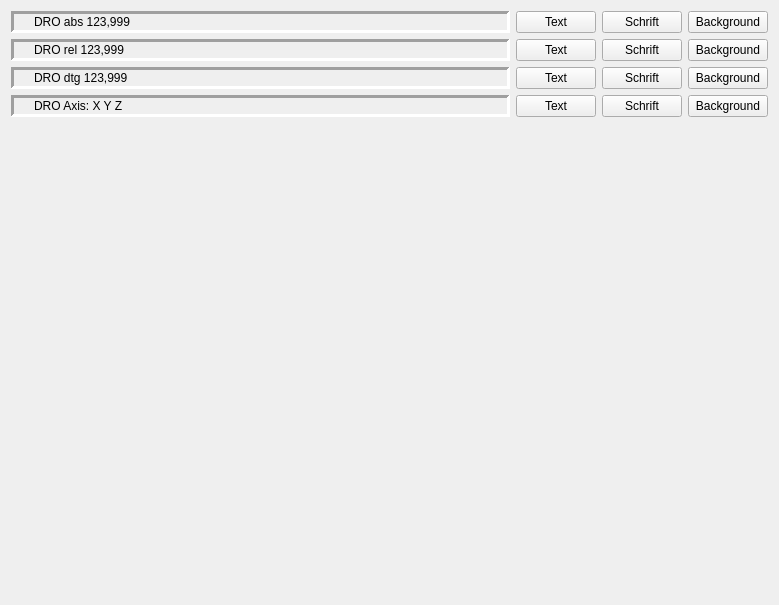
Before: the Qt Designer form src/UI/Settings.ui in DjangoReinhard/FalconView, drawn with Qt 5.
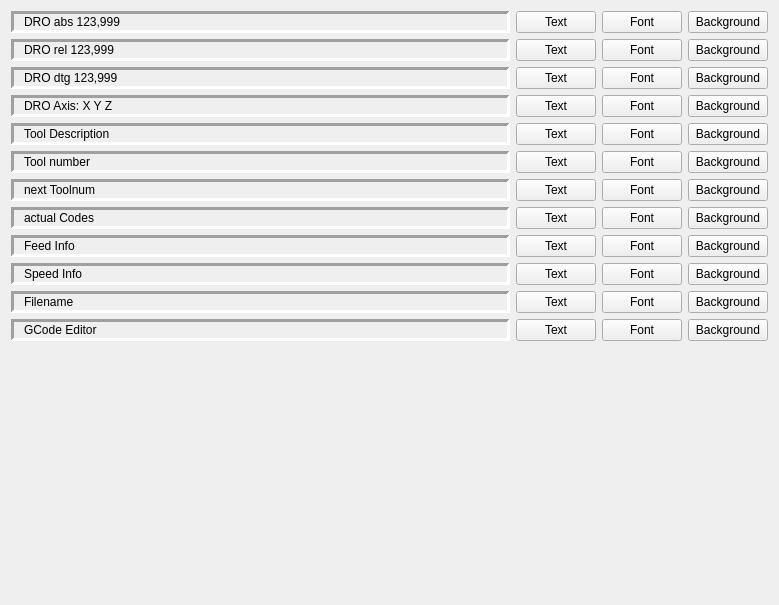
After: the same form once the commit is applied.

Commit message: worked on settings widget

Patch:
```diff
--- a/src/UI/Settings.ui
+++ b/src/UI/Settings.ui
@@ -14,22 +14,9 @@
    <string>Frame</string>
   </property>
   <layout class="QGridLayout" name="gridLayout">
-   <item row="2" column="1">
-    <widget class="QPushButton" name="fgColDroDtg">
+   <item row="9" column="0">
+    <widget class="QLabel" name="speedPreview">
      <property name="sizePolicy">
-      <sizepolicy hsizetype="Minimum" vsizetype="Minimum">
-       <horstretch>0</horstretch>
-       <verstretch>0</verstretch>
-      </sizepolicy>
-     </property>
-     <property name="text">
-      <string>Text</string>
-     </property>
-    </widget>
-   </item>
-   <item row="0" column="0">
-    <widget class="QLabel" name="droAbsPreview">
-     <property name="sizePolicy">
       <sizepolicy hsizetype="MinimumExpanding" vsizetype="Preferred">
        <horstretch>0</horstretch>
        <verstretch>0</verstretch>
@@ -45,117 +32,14 @@
       <number>3</number>
      </property>
      <property name="text">
-      <string>DRO abs 123,999</string>
+      <string>Speed Info</string>
      </property>
-     <property name="alignment">
-      <set>Qt::AlignLeading|Qt::AlignLeft|Qt::AlignVCenter</set>
-     </property>
      <property name="indent">
-      <number>20</number>
+      <number>10</number>
      </property>
     </widget>
    </item>
-   <item row="0" column="3">
-    <widget class="QPushButton" name="bgColDroAbs">
-     <property name="sizePolicy">
-      <sizepolicy hsizetype="Minimum" vsizetype="Minimum">
-       <horstretch>0</horstretch>
-       <verstretch>0</verstretch>
-      </sizepolicy>
-     </property>
-     <property name="text">
-      <string>Background</string>
-     </property>
-    </widget>
-   </item>
-   <item row="1" column="0">
-    <widget class="QLabel" name="droRelPreview">
-     <property name="sizePolicy">
-      <sizepolicy hsizetype="MinimumExpanding" vsizetype="Preferred">
-       <horstretch>0</horstretch>
-       <verstretch>0</verstretch>
-      </sizepolicy>
-     </property>
-     <property name="frameShape">
-      <enum>QFrame::Panel</enum>
-     </property>
-     <property name="frameShadow">
-      <enum>QFrame::Sunken</enum>
-     </property>
-     <property name="lineWidth">
-      <number>3</number>
-     </property>
-     <property name="text">
-      <string>DRO rel 123,999</string>
-     </property>
-     <property name="alignment">
-      <set>Qt::AlignLeading|Qt::AlignLeft|Qt::AlignVCenter</set>
-     </property>
-     <property name="indent">
-      <number>20</number>
-     </property>
-    </widget>
-   </item>
-   <item row="2" column="3">
-    <widget class="QPushButton" name="bgColDroDtg">
-     <property name="sizePolicy">
-      <sizepolicy hsizetype="Minimum" vsizetype="Minimum">
-       <horstretch>0</horstretch>
-       <verstretch>0</verstretch>
-      </sizepolicy>
-     </property>
-     <property name="text">
-      <string>Background</string>
-     </property>
-    </widget>
-   </item>
-   <item row="3" column="1">
-    <widget class="QPushButton" name="fgColDroTitle">
-     <property name="text">
-      <string>Text</string>
-     </property>
-    </widget>
-   </item>
-   <item row="3" column="0">
-    <widget class="QLabel" name="droTitlePreview">
-     <property name="frameShape">
-      <enum>QFrame::Panel</enum>
-     </property>
-     <property name="frameShadow">
-      <enum>QFrame::Sunken</enum>
-     </property>
-     <property name="lineWidth">
-      <number>3</number>
-     </property>
-     <property name="text">
-      <string>DRO Axis: X Y Z</string>
-     </property>
-     <property name="indent">
-      <number>20</number>
-     </property>
-    </widget>
-   </item>
-   <item row="3" column="3">
-    <widget class="QPushButton" name="bgColDroTitle">
-     <property name="text">
-      <string>Background</string>
-     </property>
-    </widget>
-   </item>
-   <item row="1" column="3">
-    <widget class="QPushButton" name="bgColDroRel">
-     <property name="sizePolicy">
-      <sizepolicy hsizetype="Minimum" vsizetype="Minimum">
-       <horstretch>0</horstretch>
-       <verstretch>0</verstretch>
-      </sizepolicy>
-     </property>
-     <property name="text">
-      <string>Background</string>
-     </property>
-    </widget>
-   </item>
-   <item row="4" column="1">
+   <item row="12" column="1">
     <spacer name="verticalSpacer">
      <property name="orientation">
       <enum>Qt::Vertical</enum>
@@ -168,8 +52,8 @@
      </property>
     </spacer>
    </item>
-   <item row="0" column="1">
-    <widget class="QPushButton" name="fgColDroAbs">
+   <item row="8" column="2">
+    <widget class="QPushButton" name="fontFeed">
      <property name="sizePolicy">
       <sizepolicy hsizetype="Minimum" vsizetype="Minimum">
        <horstretch>0</horstretch>
@@ -177,7 +61,32 @@
       </sizepolicy>
      </property>
      <property name="text">
-      <string>Text</string>
+      <string>Font</string>
+     </property>
+    </widget>
+   </item>
+   <item row="10" column="0">
+    <widget class="QLabel" name="filenamePreview">
+     <property name="sizePolicy">
+      <sizepolicy hsizetype="MinimumExpanding" vsizetype="Preferred">
+       <horstretch>0</horstretch>
+       <verstretch>0</verstretch>
+      </sizepolicy>
+     </property>
+     <property name="frameShape">
+      <enum>QFrame::Panel</enum>
+     </property>
+     <property name="frameShadow">
+      <enum>QFrame::Sunken</enum>
+     </property>
+     <property name="lineWidth">
+      <number>3</number>
+     </property>
+     <property name="text">
+      <string>Filename</string>
+     </property>
+     <property name="indent">
+      <number>10</number>
      </property>
     </widget>
    </item>
@@ -205,48 +114,693 @@
       <set>Qt::AlignLeading|Qt::AlignLeft|Qt::AlignVCenter</set>
      </property>
      <property name="indent">
-      <number>20</number>
+      <number>10</number>
      </property>
     </widget>
    </item>
-   <item row="1" column="1">
-    <widget class="QPushButton" name="fgColDroRel">
+   <item row="4" column="0">
+    <widget class="QLabel" name="toolDescPreview">
      <property name="sizePolicy">
+      <sizepolicy hsizetype="MinimumExpanding" vsizetype="Preferred">
+       <horstretch>0</horstretch>
+       <verstretch>0</verstretch>
+      </sizepolicy>
+     </property>
+     <property name="frameShape">
+      <enum>QFrame::Panel</enum>
+     </property>
+     <property name="frameShadow">
+      <enum>QFrame::Sunken</enum>
+     </property>
+     <property name="lineWidth">
+      <number>3</number>
+     </property>
+     <property name="text">
+      <string>Tool Description</string>
+     </property>
+     <property name="indent">
+      <number>10</number>
+     </property>
+    </widget>
+   </item>
+   <item row="4" column="2">
+    <widget class="QPushButton" name="fontToolDesc">
+     <property name="sizePolicy">
       <sizepolicy hsizetype="Minimum" vsizetype="Minimum">
        <horstretch>0</horstretch>
        <verstretch>0</verstretch>
       </sizepolicy>
      </property>
      <property name="text">
+      <string>Font</string>
+     </property>
+    </widget>
+   </item>
+   <item row="0" column="3">
+    <widget class="QPushButton" name="bgDroAbs">
+     <property name="sizePolicy">
+      <sizepolicy hsizetype="Minimum" vsizetype="Minimum">
+       <horstretch>0</horstretch>
+       <verstretch>0</verstretch>
+      </sizepolicy>
+     </property>
+     <property name="text">
+      <string>Background</string>
+     </property>
+    </widget>
+   </item>
+   <item row="5" column="0">
+    <widget class="QLabel" name="toolNumPreview">
+     <property name="sizePolicy">
+      <sizepolicy hsizetype="MinimumExpanding" vsizetype="Preferred">
+       <horstretch>0</horstretch>
+       <verstretch>0</verstretch>
+      </sizepolicy>
+     </property>
+     <property name="frameShape">
+      <enum>QFrame::Panel</enum>
+     </property>
+     <property name="frameShadow">
+      <enum>QFrame::Sunken</enum>
+     </property>
+     <property name="lineWidth">
+      <number>3</number>
+     </property>
+     <property name="text">
+      <string>Tool number</string>
+     </property>
+     <property name="indent">
+      <number>10</number>
+     </property>
+    </widget>
+   </item>
+   <item row="0" column="1">
+    <widget class="QPushButton" name="fgDroAbs">
+     <property name="sizePolicy">
+      <sizepolicy hsizetype="Minimum" vsizetype="Minimum">
+       <horstretch>0</horstretch>
+       <verstretch>0</verstretch>
+      </sizepolicy>
+     </property>
+     <property name="text">
       <string>Text</string>
      </property>
     </widget>
    </item>
-   <item row="0" column="2">
-    <widget class="QPushButton" name="fontDroAbs">
+   <item row="6" column="2">
+    <widget class="QPushButton" name="fontToolNext">
+     <property name="sizePolicy">
+      <sizepolicy hsizetype="Minimum" vsizetype="Minimum">
+       <horstretch>0</horstretch>
+       <verstretch>0</verstretch>
+      </sizepolicy>
+     </property>
      <property name="text">
-      <string>Schrift</string>
+      <string>Font</string>
      </property>
     </widget>
    </item>
-   <item row="1" column="2">
-    <widget class="QPushButton" name="fontDroRel">
+   <item row="7" column="0">
+    <widget class="QLabel" name="actCodesPreview">
+     <property name="sizePolicy">
+      <sizepolicy hsizetype="MinimumExpanding" vsizetype="Preferred">
+       <horstretch>0</horstretch>
+       <verstretch>0</verstretch>
+      </sizepolicy>
+     </property>
+     <property name="frameShape">
+      <enum>QFrame::Panel</enum>
+     </property>
+     <property name="frameShadow">
+      <enum>QFrame::Sunken</enum>
+     </property>
+     <property name="lineWidth">
+      <number>3</number>
+     </property>
      <property name="text">
-      <string>Schrift</string>
+      <string>actual Codes</string>
+     </property>
+     <property name="indent">
+      <number>10</number>
+     </property>
+    </widget>
+   </item>
+   <item row="3" column="3">
+    <widget class="QPushButton" name="bgDroTitle">
+     <property name="sizePolicy">
+      <sizepolicy hsizetype="Minimum" vsizetype="Minimum">
+       <horstretch>0</horstretch>
+       <verstretch>0</verstretch>
+      </sizepolicy>
+     </property>
+     <property name="text">
+      <string>Background</string>
+     </property>
+    </widget>
+   </item>
+   <item row="6" column="0">
+    <widget class="QLabel" name="toolNextPreview">
+     <property name="sizePolicy">
+      <sizepolicy hsizetype="MinimumExpanding" vsizetype="Preferred">
+       <horstretch>0</horstretch>
+       <verstretch>0</verstretch>
+      </sizepolicy>
+     </property>
+     <property name="frameShape">
+      <enum>QFrame::Panel</enum>
+     </property>
+     <property name="frameShadow">
+      <enum>QFrame::Sunken</enum>
+     </property>
+     <property name="lineWidth">
+      <number>3</number>
+     </property>
+     <property name="text">
+      <string>next Toolnum</string>
+     </property>
+     <property name="indent">
+      <number>10</number>
+     </property>
+    </widget>
+   </item>
+   <item row="4" column="1">
+    <widget class="QPushButton" name="fgToolDesc">
+     <property name="sizePolicy">
+      <sizepolicy hsizetype="Minimum" vsizetype="Minimum">
+       <horstretch>0</horstretch>
+       <verstretch>0</verstretch>
+      </sizepolicy>
+     </property>
+     <property name="text">
+      <string>Text</string>
+     </property>
+    </widget>
+   </item>
+   <item row="5" column="3">
+    <widget class="QPushButton" name="bgToolNum">
+     <property name="sizePolicy">
+      <sizepolicy hsizetype="Minimum" vsizetype="Minimum">
+       <horstretch>0</horstretch>
+       <verstretch>0</verstretch>
+      </sizepolicy>
+     </property>
+     <property name="text">
+      <string>Background</string>
+     </property>
+    </widget>
+   </item>
+   <item row="4" column="3">
+    <widget class="QPushButton" name="bgToolDesc">
+     <property name="sizePolicy">
+      <sizepolicy hsizetype="Minimum" vsizetype="Minimum">
+       <horstretch>0</horstretch>
+       <verstretch>0</verstretch>
+      </sizepolicy>
+     </property>
+     <property name="text">
+      <string>Background</string>
+     </property>
+    </widget>
+   </item>
+   <item row="3" column="0">
+    <widget class="QLabel" name="droTitlePreview">
+     <property name="sizePolicy">
+      <sizepolicy hsizetype="MinimumExpanding" vsizetype="Preferred">
+       <horstretch>0</horstretch>
+       <verstretch>0</verstretch>
+      </sizepolicy>
+     </property>
+     <property name="frameShape">
+      <enum>QFrame::Panel</enum>
+     </property>
+     <property name="frameShadow">
+      <enum>QFrame::Sunken</enum>
+     </property>
+     <property name="lineWidth">
+      <number>3</number>
+     </property>
+     <property name="text">
+      <string>DRO Axis: X Y Z</string>
+     </property>
+     <property name="indent">
+      <number>10</number>
+     </property>
+    </widget>
+   </item>
+   <item row="6" column="1">
+    <widget class="QPushButton" name="fgToolNext">
+     <property name="sizePolicy">
+      <sizepolicy hsizetype="Minimum" vsizetype="Minimum">
+       <horstretch>0</horstretch>
+       <verstretch>0</verstretch>
+      </sizepolicy>
+     </property>
+     <property name="text">
+      <string>Text</string>
+     </property>
+    </widget>
+   </item>
+   <item row="2" column="3">
+    <widget class="QPushButton" name="bgDroDtg">
+     <property name="sizePolicy">
+      <sizepolicy hsizetype="Minimum" vsizetype="Minimum">
+       <horstretch>0</horstretch>
+       <verstretch>0</verstretch>
+      </sizepolicy>
+     </property>
+     <property name="text">
+      <string>Background</string>
+     </property>
+    </widget>
+   </item>
+   <item row="9" column="3">
+    <widget class="QPushButton" name="bgSpeed">
+     <property name="sizePolicy">
+      <sizepolicy hsizetype="Minimum" vsizetype="Minimum">
+       <horstretch>0</horstretch>
+       <verstretch>0</verstretch>
+      </sizepolicy>
+     </property>
+     <property name="text">
+      <string>Background</string>
+     </property>
+    </widget>
+   </item>
+   <item row="8" column="1">
+    <widget class="QPushButton" name="fgFeed">
+     <property name="sizePolicy">
+      <sizepolicy hsizetype="Minimum" vsizetype="Minimum">
+       <horstretch>0</horstretch>
+       <verstretch>0</verstretch>
+      </sizepolicy>
+     </property>
+     <property name="text">
+      <string>Text</string>
+     </property>
+    </widget>
+   </item>
+   <item row="9" column="1">
+    <widget class="QPushButton" name="fgSpeed">
+     <property name="sizePolicy">
+      <sizepolicy hsizetype="Minimum" vsizetype="Minimum">
+       <horstretch>0</horstretch>
+       <verstretch>0</verstretch>
+      </sizepolicy>
+     </property>
+     <property name="text">
+      <string>Text</string>
+     </property>
+    </widget>
+   </item>
+   <item row="6" column="3">
+    <widget class="QPushButton" name="bgToolNext">
+     <property name="sizePolicy">
+      <sizepolicy hsizetype="Minimum" vsizetype="Minimum">
+       <horstretch>0</horstretch>
+       <verstretch>0</verstretch>
+      </sizepolicy>
+     </property>
+     <property name="text">
+      <string>Background</string>
+     </property>
+    </widget>
+   </item>
+   <item row="8" column="3">
+    <widget class="QPushButton" name="bgFeed">
+     <property name="sizePolicy">
+      <sizepolicy hsizetype="Minimum" vsizetype="Minimum">
+       <horstretch>0</horstretch>
+       <verstretch>0</verstretch>
+      </sizepolicy>
+     </property>
+     <property name="text">
+      <string>Background</string>
+     </property>
+    </widget>
+   </item>
+   <item row="0" column="0">
+    <widget class="QLabel" name="droAbsPreview">
+     <property name="sizePolicy">
+      <sizepolicy hsizetype="MinimumExpanding" vsizetype="Preferred">
+       <horstretch>0</horstretch>
+       <verstretch>0</verstretch>
+      </sizepolicy>
+     </property>
+     <property name="frameShape">
+      <enum>QFrame::Panel</enum>
+     </property>
+     <property name="frameShadow">
+      <enum>QFrame::Sunken</enum>
+     </property>
+     <property name="lineWidth">
+      <number>3</number>
+     </property>
+     <property name="text">
+      <string>DRO abs 123,999</string>
+     </property>
+     <property name="alignment">
+      <set>Qt::AlignLeading|Qt::AlignLeft|Qt::AlignVCenter</set>
+     </property>
+     <property name="indent">
+      <number>10</number>
      </property>
     </widget>
    </item>
    <item row="2" column="2">
     <widget class="QPushButton" name="fontDroDtg">
+     <property name="sizePolicy">
+      <sizepolicy hsizetype="Minimum" vsizetype="Minimum">
+       <horstretch>0</horstretch>
+       <verstretch>0</verstretch>
+      </sizepolicy>
+     </property>
      <property name="text">
-      <string>Schrift</string>
+      <string>Font</string>
+     </property>
+    </widget>
+   </item>
+   <item row="1" column="3">
+    <widget class="QPushButton" name="bgDroRel">
+     <property name="sizePolicy">
+      <sizepolicy hsizetype="Minimum" vsizetype="Minimum">
+       <horstretch>0</horstretch>
+       <verstretch>0</verstretch>
+      </sizepolicy>
+     </property>
+     <property name="text">
+      <string>Background</string>
      </property>
     </widget>
    </item>
    <item row="3" column="2">
     <widget class="QPushButton" name="fontDroTitle">
+     <property name="sizePolicy">
+      <sizepolicy hsizetype="Minimum" vsizetype="Minimum">
+       <horstretch>0</horstretch>
+       <verstretch>0</verstretch>
+      </sizepolicy>
+     </property>
      <property name="text">
-      <string>Schrift</string>
+      <string>Font</string>
+     </property>
+    </widget>
+   </item>
+   <item row="1" column="1">
+    <widget class="QPushButton" name="fgDroRel">
+     <property name="sizePolicy">
+      <sizepolicy hsizetype="Minimum" vsizetype="Minimum">
+       <horstretch>0</horstretch>
+       <verstretch>0</verstretch>
+      </sizepolicy>
+     </property>
+     <property name="text">
+      <string>Text</string>
+     </property>
+    </widget>
+   </item>
+   <item row="1" column="2">
+    <widget class="QPushButton" name="fontDroRel">
+     <property name="sizePolicy">
+      <sizepolicy hsizetype="Minimum" vsizetype="Minimum">
+       <horstretch>0</horstretch>
+       <verstretch>0</verstretch>
+      </sizepolicy>
+     </property>
+     <property name="text">
+      <string>Font</string>
+     </property>
+    </widget>
+   </item>
+   <item row="2" column="1">
+    <widget class="QPushButton" name="fgDroDtg">
+     <property name="sizePolicy">
+      <sizepolicy hsizetype="Minimum" vsizetype="Minimum">
+       <horstretch>0</horstretch>
+       <verstretch>0</verstretch>
+      </sizepolicy>
+     </property>
+     <property name="text">
+      <string>Text</string>
+     </property>
+    </widget>
+   </item>
+   <item row="5" column="1">
+    <widget class="QPushButton" name="fgToolNum">
+     <property name="sizePolicy">
+      <sizepolicy hsizetype="Minimum" vsizetype="Minimum">
+       <horstretch>0</horstretch>
+       <verstretch>0</verstretch>
+      </sizepolicy>
+     </property>
+     <property name="text">
+      <string>Text</string>
+     </property>
+    </widget>
+   </item>
+   <item row="3" column="1">
+    <widget class="QPushButton" name="fgDroTitle">
+     <property name="sizePolicy">
+      <sizepolicy hsizetype="Minimum" vsizetype="Minimum">
+       <horstretch>0</horstretch>
+       <verstretch>0</verstretch>
+      </sizepolicy>
+     </property>
+     <property name="text">
+      <string>Text</string>
+     </property>
+    </widget>
+   </item>
+   <item row="0" column="2">
+    <widget class="QPushButton" name="fontDroAbs">
+     <property name="sizePolicy">
+      <sizepolicy hsizetype="Minimum" vsizetype="Minimum">
+       <horstretch>0</horstretch>
+       <verstretch>0</verstretch>
+      </sizepolicy>
+     </property>
+     <property name="text">
+      <string>Font</string>
+     </property>
+    </widget>
+   </item>
+   <item row="7" column="2">
+    <widget class="QPushButton" name="fontActCodes">
+     <property name="sizePolicy">
+      <sizepolicy hsizetype="Minimum" vsizetype="Minimum">
+       <horstretch>0</horstretch>
+       <verstretch>0</verstretch>
+      </sizepolicy>
+     </property>
+     <property name="text">
+      <string>Font</string>
+     </property>
+    </widget>
+   </item>
+   <item row="8" column="0">
+    <widget class="QLabel" name="feedPreview">
+     <property name="sizePolicy">
+      <sizepolicy hsizetype="MinimumExpanding" vsizetype="Preferred">
+       <horstretch>0</horstretch>
+       <verstretch>0</verstretch>
+      </sizepolicy>
+     </property>
+     <property name="frameShape">
+      <enum>QFrame::Panel</enum>
+     </property>
+     <property name="frameShadow">
+      <enum>QFrame::Sunken</enum>
+     </property>
+     <property name="lineWidth">
+      <number>3</number>
+     </property>
+     <property name="text">
+      <string>Feed Info</string>
+     </property>
+     <property name="indent">
+      <number>10</number>
+     </property>
+    </widget>
+   </item>
+   <item row="5" column="2">
+    <widget class="QPushButton" name="fontToolNum">
+     <property name="sizePolicy">
+      <sizepolicy hsizetype="Minimum" vsizetype="Minimum">
+       <horstretch>0</horstretch>
+       <verstretch>0</verstretch>
+      </sizepolicy>
+     </property>
+     <property name="text">
+      <string>Font</string>
+     </property>
+    </widget>
+   </item>
+   <item row="7" column="1">
+    <widget class="QPushButton" name="fgActCodes">
+     <property name="sizePolicy">
+      <sizepolicy hsizetype="Minimum" vsizetype="Minimum">
+       <horstretch>0</horstretch>
+       <verstretch>0</verstretch>
+      </sizepolicy>
+     </property>
+     <property name="text">
+      <string>Text</string>
+     </property>
+    </widget>
+   </item>
+   <item row="9" column="2">
+    <widget class="QPushButton" name="fontSpeed">
+     <property name="sizePolicy">
+      <sizepolicy hsizetype="Minimum" vsizetype="Minimum">
+       <horstretch>0</horstretch>
+       <verstretch>0</verstretch>
+      </sizepolicy>
+     </property>
+     <property name="text">
+      <string>Font</string>
+     </property>
+    </widget>
+   </item>
+   <item row="1" column="0">
+    <widget class="QLabel" name="droRelPreview">
+     <property name="sizePolicy">
+      <sizepolicy hsizetype="MinimumExpanding" vsizetype="Preferred">
+       <horstretch>0</horstretch>
+       <verstretch>0</verstretch>
+      </sizepolicy>
+     </property>
+     <property name="frameShape">
+      <enum>QFrame::Panel</enum>
+     </property>
+     <property name="frameShadow">
+      <enum>QFrame::Sunken</enum>
+     </property>
+     <property name="lineWidth">
+      <number>3</number>
+     </property>
+     <property name="text">
+      <string>DRO rel 123,999</string>
+     </property>
+     <property name="alignment">
+      <set>Qt::AlignLeading|Qt::AlignLeft|Qt::AlignVCenter</set>
+     </property>
+     <property name="indent">
+      <number>10</number>
+     </property>
+    </widget>
+   </item>
+   <item row="7" column="3">
+    <widget class="QPushButton" name="bgActCodes">
+     <property name="sizePolicy">
+      <sizepolicy hsizetype="Minimum" vsizetype="Minimum">
+       <horstretch>0</horstretch>
+       <verstretch>0</verstretch>
+      </sizepolicy>
+     </property>
+     <property name="text">
+      <string>Background</string>
+     </property>
+    </widget>
+   </item>
+   <item row="11" column="0">
+    <widget class="QLabel" name="gcodePreview">
+     <property name="sizePolicy">
+      <sizepolicy hsizetype="MinimumExpanding" vsizetype="Preferred">
+       <horstretch>0</horstretch>
+       <verstretch>0</verstretch>
+      </sizepolicy>
+     </property>
+     <property name="frameShape">
+      <enum>QFrame::Panel</enum>
+     </property>
+     <property name="frameShadow">
+      <enum>QFrame::Sunken</enum>
+     </property>
+     <property name="lineWidth">
+      <number>3</number>
+     </property>
+     <property name="text">
+      <string>GCode Editor</string>
+     </property>
+     <property name="indent">
+      <number>10</number>
+     </property>
+    </widget>
+   </item>
+   <item row="10" column="1">
+    <widget class="QPushButton" name="fgFilename">
+     <property name="sizePolicy">
+      <sizepolicy hsizetype="Minimum" vsizetype="Minimum">
+       <horstretch>0</horstretch>
+       <verstretch>0</verstretch>
+      </sizepolicy>
+     </property>
+     <property name="text">
+      <string>Text</string>
+     </property>
+    </widget>
+   </item>
+   <item row="11" column="1">
+    <widget class="QPushButton" name="fgGCode">
+     <property name="sizePolicy">
+      <sizepolicy hsizetype="Minimum" vsizetype="Minimum">
+       <horstretch>0</horstretch>
+       <verstretch>0</verstretch>
+      </sizepolicy>
+     </property>
+     <property name="text">
+      <string>Text</string>
+     </property>
+    </widget>
+   </item>
+   <item row="10" column="2">
+    <widget class="QPushButton" name="fontFilename">
+     <property name="sizePolicy">
+      <sizepolicy hsizetype="Minimum" vsizetype="Minimum">
+       <horstretch>0</horstretch>
+       <verstretch>0</verstretch>
+      </sizepolicy>
+     </property>
+     <property name="text">
+      <string>Font</string>
+     </property>
+    </widget>
+   </item>
+   <item row="10" column="3">
+    <widget class="QPushButton" name="bgFilename">
+     <property name="sizePolicy">
+      <sizepolicy hsizetype="Minimum" vsizetype="Minimum">
+       <horstretch>0</horstretch>
+       <verstretch>0</verstretch>
+      </sizepolicy>
+     </property>
+     <property name="text">
+      <string>Background</string>
+     </property>
+    </widget>
+   </item>
+   <item row="11" column="2">
+    <widget class="QPushButton" name="fontGCode">
+     <property name="sizePolicy">
+      <sizepolicy hsizetype="Minimum" vsizetype="Minimum">
+       <horstretch>0</horstretch>
+       <verstretch>0</verstretch>
+      </sizepolicy>
+     </property>
+     <property name="text">
+      <string>Font</string>
+     </property>
+    </widget>
+   </item>
+   <item row="11" column="3">
+    <widget class="QPushButton" name="bgGCode">
+     <property name="sizePolicy">
+      <sizepolicy hsizetype="Minimum" vsizetype="Minimum">
+       <horstretch>0</horstretch>
+       <verstretch>0</verstretch>
+      </sizepolicy>
+     </property>
+     <property name="text">
+      <string>Background</string>
      </property>
     </widget>
    </item>
```
The commit also changes 18 other files.
